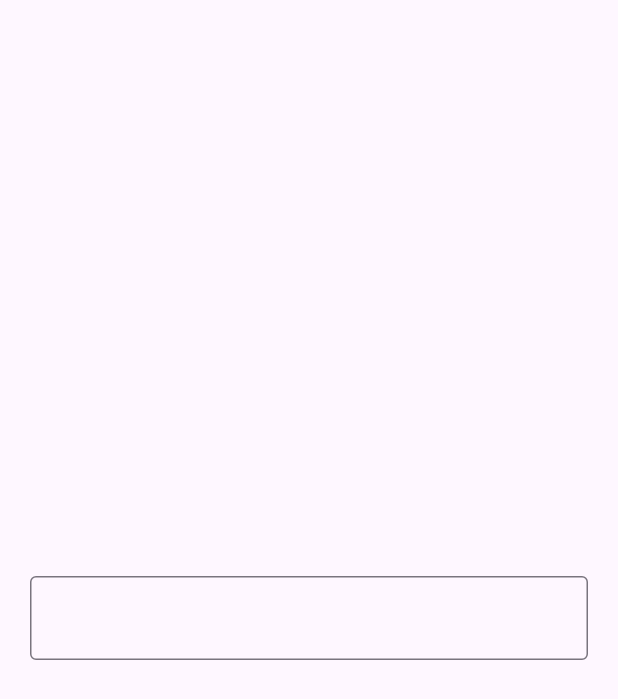
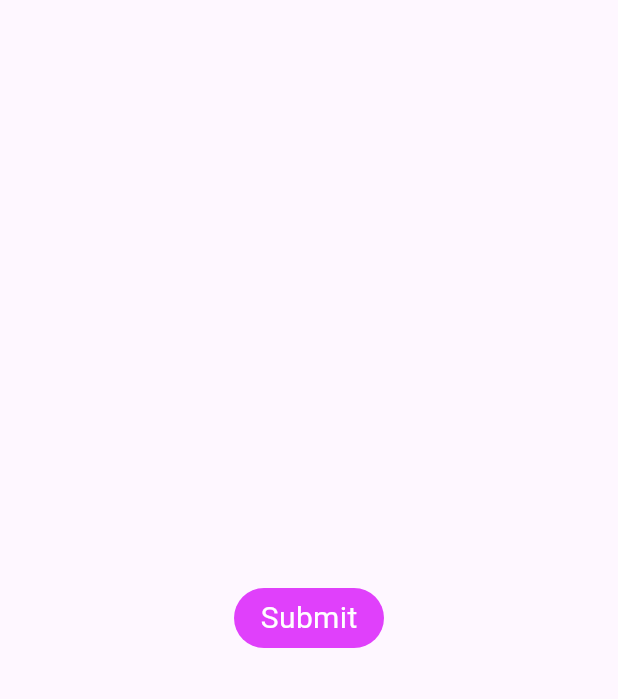
Before and after one commit to Imtiazahmed201313/Flutter_Widgets, a Flutter app: the screen it shows after launch, on a phone screen of 412 x 824 dp. Shown: the top 699 px of the screen. Run offline on Flutter 3.47's test engine with Material 3 defaults, Android fonts, the phone set to English and light mode, and no system bars.

Commit message:
new button widget added and files are in stractured mode

```diff
--- a/lib/main.dart
+++ b/lib/main.dart
@@ -1,5 +1,5 @@
 import 'package:flutter/material.dart';
-import 'package:flutter_widgets/textfield_widget.dart';
+import 'package:flutter_widgets/screens/home_screen.dart';
 
 void main() {
   runApp(MyApp());
@@ -10,30 +10,9 @@ class MyApp extends StatelessWidget {
 
   @override
   Widget build(BuildContext context) {
-    return MaterialApp(
+    return const MaterialApp(
       debugShowCheckedModeBanner: false,
       home: HomePage(),
     );
   }
 }
-
-class HomePage extends StatefulWidget {
-  const HomePage({super.key});
-
-  @override
-  State<HomePage> createState() => _HomePageState();
-}
-
-class _HomePageState extends State<HomePage> {
-
-  TextEditingController textEditingController = TextEditingController();
-
-  @override
-  Widget build(BuildContext context) {
-    return Scaffold(
-      body: Center(
-          child: TextFieldWidget(controller: textEditingController,)
-      ),
-    );
-  }
-}
--- /dev/null
+++ b/lib/screens/home_screen.dart
@@ -0,0 +1,30 @@
+import 'package:flutter/material.dart';
+
+import '../widgets/button_widget.dart';
+
+
+class HomePage extends StatefulWidget {
+  const HomePage({super.key});
+
+  @override
+  State<HomePage> createState() => _HomePageState();
+}
+
+class _HomePageState extends State<HomePage> {
+  TextEditingController textEditingController = TextEditingController();
+
+  @override
+  Widget build(BuildContext context) {
+    return Scaffold(
+      body: Center(
+        child: ButtonWidget(
+          onTap: () {},
+          height: 40,
+          width: 100,
+          circularBorderRadius: 20,
+          color: Colors.purpleAccent, textValue: 'Submit',
+        ),
+      ),
+    );
+  }
+}
--- /dev/null
+++ b/lib/widgets/button_widget.dart
@@ -0,0 +1,35 @@
+import 'package:flutter/material.dart';
+
+class ButtonWidget extends StatelessWidget {
+  final Function onTap;
+  final double width;
+  final double height;
+  final String textValue;
+  final Color color;
+  final double circularBorderRadius;
+  const ButtonWidget({super.key, required this.onTap, required this.width, required this.textValue, required this.color, required this.height, required this.circularBorderRadius});
+
+  @override
+  Widget build(BuildContext context) {
+    return GestureDetector(
+      onTap: ()=> onTap,
+      child: Container(
+        height: height,
+        width: width,
+        decoration: BoxDecoration(
+          color: color,
+          borderRadius: BorderRadius.circular(circularBorderRadius)
+        ),
+        child: Center(
+          child: Text(
+            textValue,
+            style: const TextStyle(
+              fontSize: 20,
+              color: Colors.white
+            ),
+          ),
+        ),
+      ),
+    );
+  }
+}
--- a/lib/container_widget.dart
+++ b/lib/widgets/container_widget.dart
@@ -6,10 +6,10 @@ class ContainerWidget extends StatelessWidget {
   @override
   Widget build(BuildContext context) {
     return Container(
-      decoration: BoxDecoration(
+      decoration: const BoxDecoration(
         color: Colors.white,
       ),
-      child: Text('This is a Container Widget'),
+      child: const Text('This is a Container Widget'),
     );
   }
 }
--- a/lib/text_widget.dart
+++ b/lib/widgets/text_widget.dart
@@ -5,7 +5,7 @@ class TextWidget extends StatelessWidget {
 
   @override
   Widget build(BuildContext context) {
-    return Text('this is a Text widget',
+    return const Text('this is a Text widget',
       style: TextStyle(fontSize: 40, fontWeight: FontWeight.bold),
     );
   }
--- a/lib/textfield_widget.dart
+++ b/lib/widgets/textfield_widget.dart
@@ -2,10 +2,10 @@ import 'package:flutter/material.dart';
 
 class TextFieldWidget extends StatefulWidget {
   final TextEditingController controller;
-  final String? hintext;
-  final String? lebelText;
+  final String? hintText;
+  final String? labelText;
   final bool? obscureText;
-  const TextFieldWidget({super.key, required this.controller, this.hintext, this.obscureText, this.lebelText});
+  const TextFieldWidget({super.key, required this.controller, this.hintText, this.obscureText, this.labelText});
 
   @override
   State<TextFieldWidget> createState() => _TextFieldWidgetState();
```
